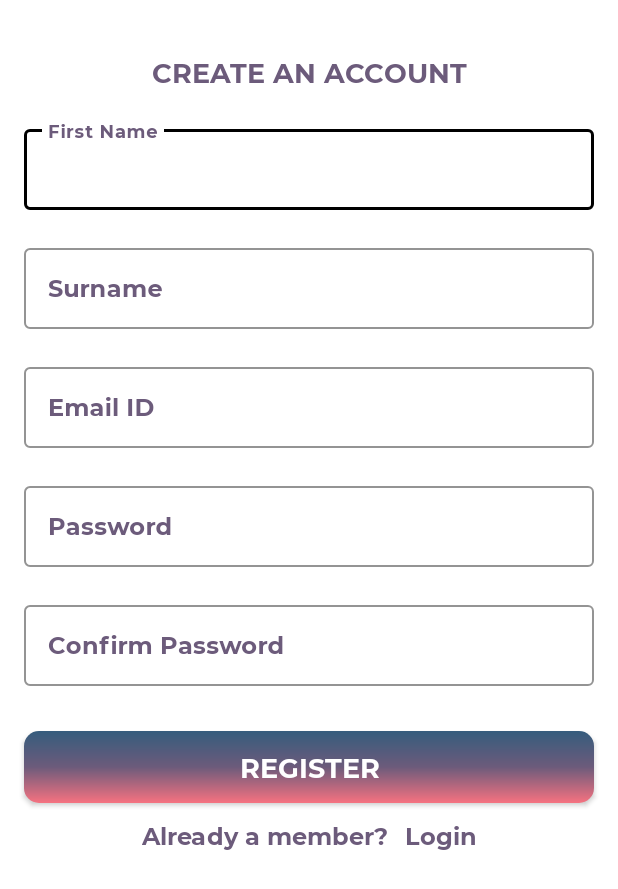
After one commit to CillianW/e-commerce_1.1, an Android app: the RegisterActivity screen opened directly, with no data from a screen before it, on a phone screen of 412 x 824 dp. The commit adds this screen. Shown: the top 889 px of the screen. Run offline under Robolectric (Android 15) with nearby library versions, the phone set to English and light mode, and no system bars.

Commit message:
Register page ready

```diff
--- a/app/src/main/AndroidManifest.xml
+++ b/app/src/main/AndroidManifest.xml
@@ -23,6 +23,11 @@
         </activity>
 
         <activity
+            android:name=".activities.RegisterActivity"
+            android:screenOrientation="portrait"
+            android:theme="@style/AppTheme.NoActionBar"/>
+
+        <activity
             android:name=".activities.LoginActivity"
             android:screenOrientation="portrait"
             android:theme="@style/AppTheme.NoActionBar"/>
--- /dev/null
+++ b/app/src/main/java/com/example/e_commerce_11/activities/RegisterActivity.kt
@@ -0,0 +1,14 @@
+package com.example.e_commerce_11.activities
+
+import android.os.Bundle
+import androidx.appcompat.app.AppCompatActivity
+import com.example.e_commerce_11.R
+
+class RegisterActivity : AppCompatActivity() {
+    override fun onCreate(savedInstanceState: Bundle?) {
+        super.onCreate(savedInstanceState)
+        setContentView(R.layout.activity_register)
+
+
+    }
+}
--- a/app/src/main/java/com/example/e_commerce_11/activities/SplashPageActivity.kt
+++ b/app/src/main/java/com/example/e_commerce_11/activities/SplashPageActivity.kt
@@ -33,9 +33,9 @@ class SplashPageActivity : AppCompatActivity() {
         //run MainActivity after a 2.5 second delay
         Handler(Looper.getMainLooper()).postDelayed(
                 {
-                    startActivity(Intent(this@SplashPageActivity, LoginActivity::class.java))
+                    startActivity(Intent(this@SplashPageActivity, RegisterActivity::class.java))
                     finish()
                 },
-                2500)
+                1000)
     }
 }
--- /dev/null
+++ b/app/src/main/res/layout/activity_register.xml
@@ -0,0 +1,241 @@
+<?xml version="1.0" encoding="utf-8"?>
+
+<!--Constraints for register activity-->
+<androidx.constraintlayout.widget.ConstraintLayout
+    xmlns:android="http://schemas.android.com/apk/res/android"
+    xmlns:app="http://schemas.android.com/apk/res-auto"
+    xmlns:tools="http://schemas.android.com/tools"
+    android:layout_width="match_parent"
+    android:layout_height="match_parent"
+    android:background="@color/white"
+    tools:context=".activities.RegisterActivity">
+
+<!--    properties for page title "Create an account-->
+    <com.example.e_commerce_11.utilities.BoldTextView
+        android:id="@+id/register_title"
+        android:layout_width="wrap_content"
+        android:layout_height="wrap_content"
+        android:layout_marginTop="35dp"
+        android:text="@string/register_page_title"
+        android:textColor="@color/themeDarkPurple"
+        android:textSize="@dimen/title_textSize"
+        app:layout_constraintEnd_toEndOf="parent"
+        app:layout_constraintStart_toStartOf="parent"
+        app:layout_constraintTop_toTopOf="parent" />
+
+
+    <!--    properties for the enter first name text edit box-->
+    <com.google.android.material.textfield.TextInputLayout
+        android:id="@+id/til_first_name"
+        style="@style/Widget.MaterialComponents.TextInputLayout.OutlinedBox"
+        android:layout_width="match_parent"
+        android:layout_height="wrap_content"
+        android:layout_marginStart="16dp"
+        android:layout_marginTop="20dp"
+        android:layout_marginEnd="16dp"
+        android:hint="@string/enter_first_name"
+        android:textColorHint="@color/themeDarkPurple"
+        app:boxBackgroundMode="outline"
+        app:boxStrokeColor="#000000"
+        app:boxStrokeWidth="1dp"
+        app:layout_constraintEnd_toEndOf="parent"
+        app:layout_constraintStart_toStartOf="parent"
+        app:layout_constraintTop_toBottomOf="@id/register_title">
+
+        <com.example.e_commerce_11.utilities.EditText
+            android:id="@+id/edit_first_name"
+            android:layout_width="match_parent"
+            android:layout_height="wrap_content"
+            android:width="1dp"
+            android:inputType="text"
+            android:padding="@dimen/et_padding"
+            android:textColor="@color/themeDarkPurple"
+            android:textSize="@dimen/et_textSize"
+            android:visibility="visible"
+            tools:text="First Name" />
+    </com.google.android.material.textfield.TextInputLayout>
+
+
+<!--    properties for enter surname text edit box-->
+    <com.google.android.material.textfield.TextInputLayout
+        android:id="@+id/til_surname"
+        style="@style/Widget.MaterialComponents.TextInputLayout.OutlinedBox"
+        android:layout_width="match_parent"
+        android:layout_height="wrap_content"
+        android:layout_marginStart="16dp"
+        android:layout_marginTop="20dp"
+        android:layout_marginEnd="16dp"
+        android:hint="@string/enter_surname"
+        android:textColorHint="@color/themeDarkPurple"
+        app:boxBackgroundMode="outline"
+        app:boxStrokeColor="#000000"
+        app:boxStrokeWidth="1dp"
+        app:layout_constraintEnd_toEndOf="parent"
+        app:layout_constraintStart_toStartOf="parent"
+        app:layout_constraintTop_toBottomOf="@id/til_first_name">
+
+        <com.example.e_commerce_11.utilities.EditText
+            android:id="@+id/edit_surname"
+            android:layout_width="match_parent"
+            android:layout_height="wrap_content"
+            android:width="1dp"
+            android:inputType="text"
+            android:padding="@dimen/et_padding"
+            android:textColor="@color/themeDarkPurple"
+            android:textSize="@dimen/et_textSize"
+            android:visibility="visible"
+            tools:text="Surname" />
+    </com.google.android.material.textfield.TextInputLayout>
+
+
+<!--    properties for enter email address text edit box-->
+    <com.google.android.material.textfield.TextInputLayout
+        android:id="@+id/til_email"
+        style="@style/Widget.MaterialComponents.TextInputLayout.OutlinedBox"
+        android:layout_width="match_parent"
+        android:layout_height="wrap_content"
+        android:layout_marginStart="16dp"
+        android:layout_marginTop="20dp"
+        android:layout_marginEnd="16dp"
+        android:hint="@string/enter_email"
+        android:textColorHint="@color/themeDarkPurple"
+        app:boxBackgroundMode="outline"
+        app:boxStrokeColor="#000000"
+        app:boxStrokeWidth="1dp"
+        app:layout_constraintEnd_toEndOf="parent"
+        app:layout_constraintStart_toStartOf="parent"
+        app:layout_constraintTop_toBottomOf="@id/til_surname">
+
+        <com.example.e_commerce_11.utilities.EditText
+            android:id="@+id/edit_email"
+            android:layout_width="match_parent"
+            android:layout_height="wrap_content"
+            android:width="1dp"
+            android:inputType="text"
+            android:padding="@dimen/et_padding"
+            android:textColor="@color/themeDarkPurple"
+            android:textSize="@dimen/et_textSize"
+            android:visibility="visible"
+            tools:text="Email ID" />
+    </com.google.android.material.textfield.TextInputLayout>
+
+
+    <!--    properties for enter password text edit box-->
+    <com.google.android.material.textfield.TextInputLayout
+        android:id="@+id/til_password"
+        style="@style/Widget.MaterialComponents.TextInputLayout.OutlinedBox"
+        android:layout_width="match_parent"
+        android:layout_height="wrap_content"
+        android:layout_marginStart="16dp"
+        android:layout_marginTop="20dp"
+        android:layout_marginEnd="16dp"
+        android:hint="@string/enter_password"
+        android:textColorHint="@color/themeDarkPurple"
+        app:boxBackgroundMode="outline"
+        app:boxStrokeColor="#000000"
+        app:boxStrokeWidth="1dp"
+        app:layout_constraintEnd_toEndOf="parent"
+        app:layout_constraintStart_toStartOf="parent"
+        app:layout_constraintTop_toBottomOf="@id/til_email">
+
+        <com.example.e_commerce_11.utilities.EditText
+            android:id="@+id/edit_password"
+            android:layout_width="match_parent"
+            android:layout_height="wrap_content"
+            android:width="1dp"
+            android:inputType="text"
+            android:padding="@dimen/et_padding"
+            android:textColor="@color/themeDarkPurple"
+            android:textSize="@dimen/et_textSize"
+            android:visibility="visible"
+            tools:text="Password" />
+    </com.google.android.material.textfield.TextInputLayout>
+
+
+    <!--    properties for confirm password text edit box-->
+    <com.google.android.material.textfield.TextInputLayout
+        android:id="@+id/til__confrim_password"
+        style="@style/Widget.MaterialComponents.TextInputLayout.OutlinedBox"
+        android:layout_width="match_parent"
+        android:layout_height="wrap_content"
+        android:layout_marginStart="16dp"
+        android:layout_marginTop="20dp"
+        android:layout_marginEnd="16dp"
+        android:hint="@string/confirm_password"
+        android:textColorHint="@color/themeDarkPurple"
+        app:boxBackgroundMode="outline"
+        app:boxStrokeColor="#000000"
+        app:boxStrokeWidth="1dp"
+        app:layout_constraintEnd_toEndOf="parent"
+        app:layout_constraintStart_toStartOf="parent"
+        app:layout_constraintTop_toBottomOf="@id/til_password">
+
+        <com.example.e_commerce_11.utilities.EditText
+            android:id="@+id/edit_confirm_password"
+            android:layout_width="match_parent"
+            android:layout_height="wrap_content"
+            android:width="1dp"
+            android:inputType="text"
+            android:padding="@dimen/et_padding"
+            android:textColor="@color/themeDarkPurple"
+            android:textSize="@dimen/et_textSize"
+            android:visibility="visible"
+            tools:text="Confirm Password" />
+    </com.google.android.material.textfield.TextInputLayout>
+
+
+<!--    properties for the Register button-->
+    <com.example.e_commerce_11.utilities.Button
+        android:id="@+id/btn_register"
+        android:layout_width="match_parent"
+        android:layout_height="wrap_content"
+        android:layout_gravity="center"
+        android:layout_marginStart="16dp"
+        android:layout_marginTop="30dp"
+        android:layout_marginEnd="16dp"
+        android:background="@drawable/button_background"
+        android:foreground="?attr/selectableItemBackground"
+        android:gravity="center"
+        android:paddingTop="@dimen/btn_padding"
+        android:paddingBottom="@dimen/btn_padding"
+        android:text="@string/button_register"
+        android:textColor="@android:color/white"
+        android:textSize="@dimen/btn_textSize"
+        app:layout_constraintEnd_toEndOf="parent"
+        app:layout_constraintStart_toStartOf="parent"
+        app:layout_constraintTop_toBottomOf="@id/til__confrim_password"/>
+
+    <LinearLayout
+        android:layout_width="wrap_content"
+        android:layout_height="wrap_content"
+        android:layout_marginTop="5dp"
+        android:gravity="center_vertical"
+        android:orientation="horizontal"
+        app:layout_constraintEnd_toEndOf="parent"
+        app:layout_constraintStart_toStartOf="parent"
+        app:layout_constraintTop_toBottomOf="@id/btn_register">
+
+        <com.example.e_commerce_11.utilities.BoldTextView
+            android:id="@+id/tv_don_t_have_an_account"
+            android:layout_width="wrap_content"
+            android:layout_height="wrap_content"
+            android:layout_marginTop="0dp"
+            android:padding="@dimen/clickable_text_view_padding"
+            android:text="@string/already_a_member"
+            android:textColor="@color/themeDarkPurple"
+            android:textSize="@dimen/lbl_text_view_textSize" />
+
+        <com.example.e_commerce_11.utilities.BoldTextView
+            android:id="@+id/tv_register"
+            android:layout_width="wrap_content"
+            android:layout_height="wrap_content"
+            android:layout_marginTop="0dp"
+            android:foreground="?attr/selectableItemBackground"
+            android:padding="@dimen/clickable_text_view_padding"
+            android:text="@string/login_already_registered"
+            android:textColor="@color/themeDarkPurple"
+            android:textSize="@dimen/lbl_text_view_textSize"
+            android:textStyle="bold" />
+    </LinearLayout>
+
+</androidx.constraintlayout.widget.ConstraintLayout>
--- a/app/src/main/res/values/strings.xml
+++ b/app/src/main/res/values/strings.xml
@@ -17,4 +17,17 @@
     <string name="don_t_have_an_account">Don\'t have an account?</string>
     <string name="register">Register</string>
 
+
+<!--    Register page-->
+    <string name="register_page_title">CREATE AN ACCOUNT</string>
+    <string name="enter_first_name">First Name</string>
+    <string name="enter_surname">Surname</string>
+    <string name="enter_email">Email ID</string>
+    <string name="enter_password">Password</string>
+    <string name="confirm_password">Confirm Password</string>
+    <string name="button_register">Register</string>
+    <string name="already_a_member">Already a member?</string>
+    <string name="login_already_registered">Login</string>
+
+
 </resources>
--- a/app/src/main/res/values/styles.xml
+++ b/app/src/main/res/values/styles.xml
@@ -5,7 +5,7 @@
 
         <!-- Customize your theme here. -->
         <item name="colorPrimary">@color/themeDarkPurple</item>
-        <item name="colorPrimaryDark">@color/themeLightPurple</item>
+        <item name="colorPrimaryDark">@color/themeDarkPurple</item>
         <item name="colorAccent">@color/themePink</item>
     </style>
 
```
